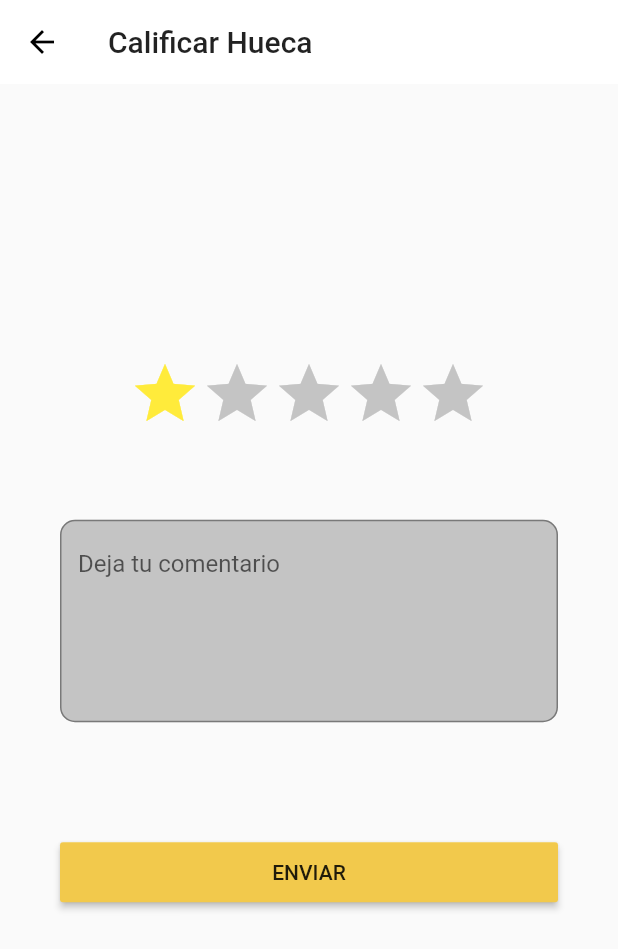
After one commit to TryCatchLP/SupportMe-mobile, a Flutter app: the screen it shows after launch, item 2 of the bottom bar chosen, after a tap on the "star" icon, on a phone screen of 412 x 824 dp. The commit adds this screen. Shown: the top 949 px of the screen. Run offline on Flutter 3.47's test engine with Material 2 defaults, Android fonts, the phone set to English and light mode, and no system bars; our stand-ins replace google_fonts.

Commit message:
Rating screen

```diff
--- /dev/null
+++ b/lib/views/Rating.dart
@@ -0,0 +1,127 @@
+import 'package:flutter/material.dart';
+import 'package:flutter/widgets.dart';
+import 'package:supportme/theme/theme.dart';
+
+class Rating extends StatefulWidget {
+  @override
+  _RatingState createState() => _RatingState();
+}
+
+class _RatingState extends State<Rating> {
+  _onCalificate(int calification) {
+    print(calification);
+  }
+
+  @override
+  Widget build(BuildContext context) {
+    return Scaffold(
+      appBar: AppBar(
+        title: Text("Calificar Hueca"),
+      ),
+      body: Center(
+        child: ListView(
+          shrinkWrap: true,
+          children: [
+            RatingStar(
+              onCalificate: _onCalificate,
+            ),
+            SizedBox(
+              height: 20,
+            ),
+            Padding(
+              padding: const EdgeInsets.all(40.0),
+              child: TextArea(),
+            ),
+            Padding(
+              padding: const EdgeInsets.all(40.0),
+              child: Container(
+                width: double.infinity,
+                height: 40,
+                child: RaisedButton(
+                  onPressed: () {},
+                  child: Text("ENVIAR"),
+                  color: AppTheme.pallete.shade600,
+                ),
+              ),
+            )
+          ],
+        ),
+      ),
+    );
+  }
+}
+
+class TextArea extends StatelessWidget {
+  const TextArea({
+    Key key,
+  }) : super(key: key);
+
+  @override
+  Widget build(BuildContext context) {
+    return Material(
+      borderRadius: BorderRadius.all(Radius.circular(10)),
+      color: AppTheme.pallete.shade200,
+      child: TextField(
+        maxLines: 5,
+        controller: TextEditingController(),
+        decoration: InputDecoration(
+            hintText: "Deja tu comentario",
+            border: OutlineInputBorder(
+                borderRadius: BorderRadius.all(Radius.circular(10)),
+                borderSide: BorderSide(width: 0.0))),
+      ),
+    );
+  }
+}
+
+class RatingStar extends StatefulWidget {
+  RatingStar({Key key, this.onCalificate}) : super(key: key);
+
+  final Function(int) onCalificate;
+
+  @override
+  _RatingStarState createState() => _RatingStarState();
+}
+
+class _RatingStarState extends State<RatingStar> {
+  List<Color> _stars = [
+    AppTheme.pallete.shade200,
+    AppTheme.pallete.shade200,
+    AppTheme.pallete.shade200,
+    AppTheme.pallete.shade200,
+    AppTheme.pallete.shade200
+  ];
+
+  _initStars() {
+    for (int i = 0; i < _stars.length; i++) {
+      _stars[i] = AppTheme.pallete.shade200;
+    }
+  }
+
+  Widget _starBuilder(int index) {
+    return GestureDetector(
+      child: Icon(
+        Icons.star,
+        size: 48,
+        color: _stars[index],
+      ),
+      onTap: () {
+        this.widget.onCalificate(index + 1);
+        setState(() {
+          _initStars();
+          for (int i = 0; i <= index; i++) {
+            _stars[i] = Colors.yellow;
+          }
+        });
+      },
+    );
+  }
+
+  @override
+  Widget build(BuildContext context) {
+    return Row(
+      mainAxisAlignment: MainAxisAlignment.center,
+      children: List.generate(_stars.length, _starBuilder),
+    );
+  }
+}
--- a/lib/views/home.dart
+++ b/lib/views/home.dart
@@ -1,5 +1,5 @@
 import 'package:flutter/material.dart';
-import 'package:supportme/theme/theme.dart';
+import 'package:supportme/views/Rating.dart';
 
 class Home extends StatefulWidget {
   @override
@@ -9,17 +9,28 @@ class Home extends StatefulWidget {
 class _HomeState extends State<Home> {
   int _bottomNavigationIndex = 0;
 
-  _onItemTap(int index) {
-    setState(() {
+  _onItemTap(int index){
+    setState((){
       _bottomNavigationIndex = index;
     });
+    switch (index) {
+      case 1:
+        Navigator.of(context)
+            .push(MaterialPageRoute(builder: (context) => Rating()));
+        break;
+      default:
+        break;
+    }
   }
 
   @override
   Widget build(BuildContext context) {
     return Scaffold(
       floatingActionButton: FloatingActionButton(
-        child: Icon(Icons.gps_fixed, color: Color(0xFF59A5BD),),
+        child: Icon(
+          Icons.gps_fixed,
+          color: Color(0xFF59A5BD),
+        ),
         onPressed: () => {},
       ),
       bottomNavigationBar: BottomMenu(
```
